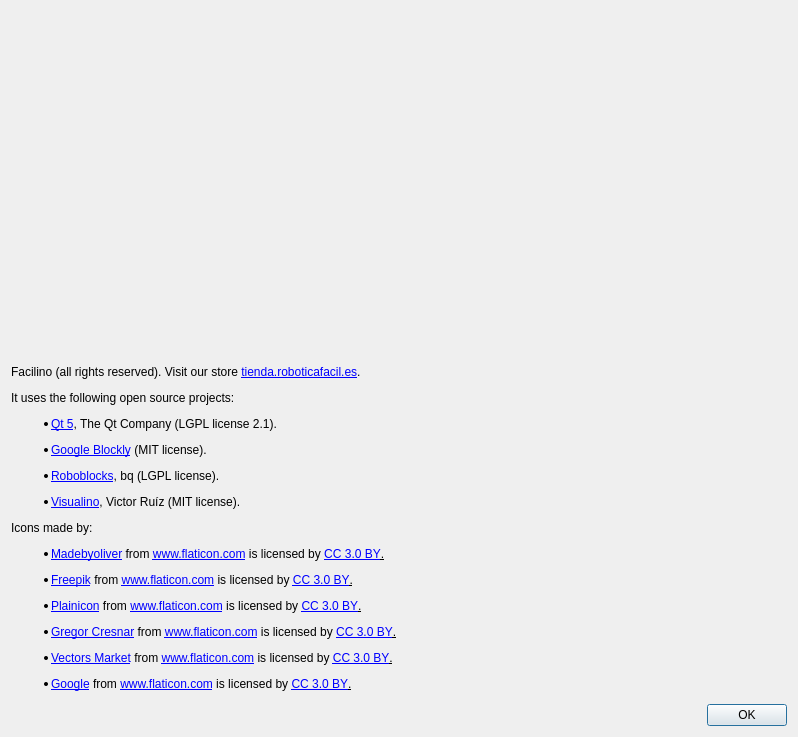
The window that src/aboutdialog.ui (roboticafacil/facilino) describes before a commit, drawn with Qt 5.
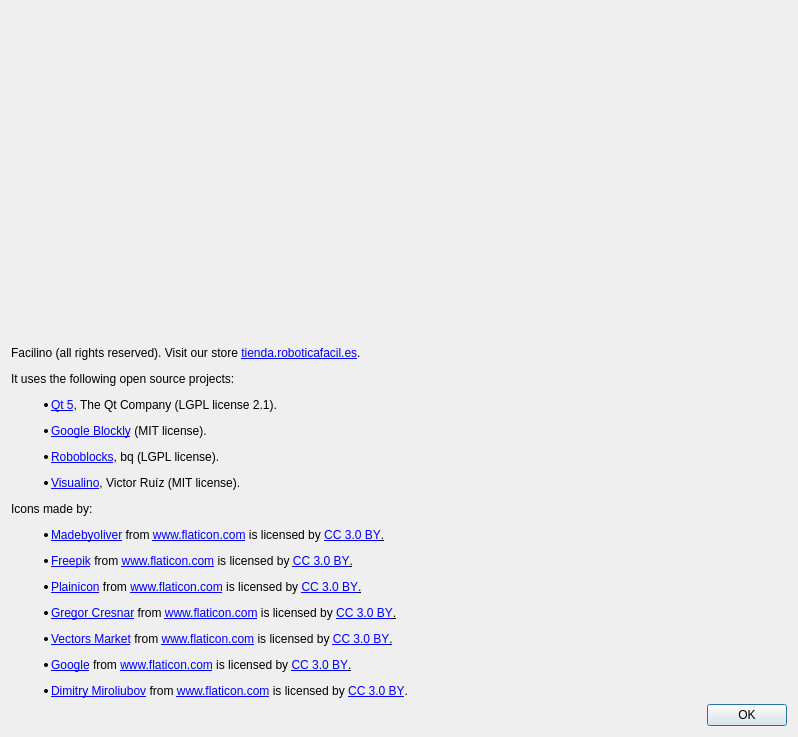
The same window after the commit. Icons and pictures are not drawn.

Diff of the .ui file:
```diff
--- a/src/aboutdialog.ui
+++ b/src/aboutdialog.ui
@@ -39,7 +39,7 @@
    <item>
     <widget class="QLabel" name="label_4">
      <property name="text">
-      <string>&lt;html&gt;&lt;head/&gt;&lt;body&gt;&lt;p&gt;Facilino (all rights reserved). Visit our store &lt;a href=&quot;tienda.roboticafacil.es&quot;&gt;&lt;span style=&quot; text-decoration: underline; color:#0000ff;&quot;&gt;tienda.roboticafacil.es&lt;/span&gt;&lt;/a&gt;.&lt;/p&gt;&lt;p&gt;It uses the following open source projects:&lt;/p&gt;&lt;ul style=&quot;margin-top: 0px; margin-bottom: 0px; margin-left: 0px; margin-right: 0px; -qt-list-indent: 1;&quot;&gt;&lt;li style=&quot; margin-top:12px; margin-bottom:0px; margin-left:0px; margin-right:0px; -qt-block-indent:0; text-indent:0px;&quot;&gt;&lt;a href=&quot;http://www.qt.io/&quot;&gt;&lt;span style=&quot; text-decoration: underline; color:#0000ff;&quot;&gt;Qt 5&lt;/span&gt;&lt;/a&gt;, The Qt Company (LGPL license 2.1).&lt;/li&gt;&lt;li style=&quot; margin-top:12px; margin-bottom:0px; margin-left:0px; margin-right:0px; -qt-block-indent:0; text-indent:0px;&quot;&gt;&lt;a href=&quot;https://developers.google.com/blockly/&quot;&gt;&lt;span style=&quot; text-decoration: underline; color:#0000ff;&quot;&gt;Google Blockly&lt;/span&gt;&lt;/a&gt; (MIT license).&lt;/li&gt;&lt;li style=&quot; margin-top:12px; margin-bottom:0px; margin-left:0px; margin-right:0px; -qt-block-indent:0; text-indent:0px;&quot;&gt;&lt;a href=&quot;https://github.com/bq/roboblocks&quot;&gt;&lt;span style=&quot; text-decoration: underline; color:#0000ff;&quot;&gt;Roboblocks&lt;/span&gt;&lt;/a&gt;, bq (LGPL license).&lt;/li&gt;&lt;li style=&quot; margin-top:12px; margin-bottom:0px; margin-left:0px; margin-right:0px; -qt-block-indent:0; text-indent:0px;&quot;&gt;&lt;a href=&quot;http://visualino.net&quot;&gt;&lt;span style=&quot; text-decoration: underline; color:#0000ff;&quot;&gt;Visualino&lt;/span&gt;&lt;/a&gt;, Victor Ruíz (MIT license).&lt;/li&gt;&lt;/ul&gt;&lt;p&gt;Icons made by:&lt;/p&gt;&lt;ul style=&quot;margin-top: 0px; margin-bottom: 0px; margin-left: 0px; margin-right: 0px; -qt-list-indent: 1;&quot;&gt;&lt;li style=&quot; margin-top:12px; margin-bottom:0px; margin-left:0px; margin-right:0px; -qt-block-indent:0; text-indent:0px;&quot;&gt;&lt;a href=&quot; http://www.flaticon.com/authors/madebyoliver&quot;&gt;&lt;span style=&quot; text-decoration: underline; color:#0000ff;&quot;&gt;Madebyoliver&lt;/span&gt;&lt;/a&gt; from &lt;a href=&quot; http://www.flaticon.com&quot;&gt;&lt;span style=&quot; text-decoration: underline; color:#0000ff;&quot;&gt;www.flaticon.com&lt;/span&gt;&lt;/a&gt; is licensed by &lt;a href=&quot;http://creativecommons.org/licenses/by/3.0/&quot;&gt;&lt;span style=&quot; text-decoration: underline; color:#0000ff;&quot;&gt;CC 3.0 BY&lt;/span&gt;&lt;/a&gt;&lt;a href=&quot;http://creativecommons.org/licenses/by/3.0/&quot;&gt;&lt;span style=&quot; text-decoration: underline; color:#000000;&quot;&gt;.&lt;/span&gt;&lt;/a&gt;&lt;/li&gt;&lt;/ul&gt;&lt;ul style=&quot;margin-top: 0px; margin-bottom: 0px; margin-left: 0px; margin-right: 0px; -qt-list-indent: 1;&quot;&gt;&lt;li style=&quot; margin-top:12px; margin-bottom:0px; margin-left:0px; margin-right:0px; -qt-block-indent:0; text-indent:0px;&quot;&gt;&lt;a href=&quot;http://www.freepik.com&quot;&gt;&lt;span style=&quot; text-decoration: underline; color:#0000ff;&quot;&gt;Freepik&lt;/span&gt;&lt;/a&gt; from &lt;a href=&quot; http://www.flaticon.com&quot;&gt;&lt;span style=&quot; text-decoration: underline; color:#0000ff;&quot;&gt;www.flaticon.com&lt;/span&gt;&lt;/a&gt; is licensed by &lt;a href=&quot;http://creativecommons.org/licenses/by/3.0/&quot;&gt;&lt;span style=&quot; text-decoration: underline; color:#0000ff;&quot;&gt;CC 3.0 BY&lt;/span&gt;&lt;/a&gt;&lt;a href=&quot;http://creativecommons.org/licenses/by/3.0/&quot;&gt;&lt;span style=&quot; text-decoration: underline; color:#000000;&quot;&gt;.&lt;/span&gt;&lt;/a&gt;&lt;/li&gt;&lt;/ul&gt;&lt;ul style=&quot;margin-top: 0px; margin-bottom: 0px; margin-left: 0px; margin-right: 0px; -qt-list-indent: 1;&quot;&gt;&lt;li style=&quot; margin-top:12px; margin-bottom:0px; margin-left:0px; margin-right:0px; -qt-block-indent:0; text-indent:0px;&quot;&gt;&lt;a href=&quot;http://www.flaticon.com/authors/plainicon&quot;&gt;&lt;span style=&quot; text-decoration: underline; color:#0000ff;&quot;&gt;Plainicon&lt;/span&gt;&lt;/a&gt; from &lt;a href=&quot; http://www.flaticon.com&quot;&gt;&lt;span style=&quot; text-decoration: underline; color:#0000ff;&quot;&gt;www.flaticon.com&lt;/span&gt;&lt;/a&gt; is licensed by &lt;a href=&quot;http://creativecommons.org/licenses/by/3.0/&quot;&gt;&lt;span style=&quot; text-decoration: underline; color:#0000ff;&quot;&gt;CC 3.0 BY&lt;/span&gt;&lt;/a&gt;&lt;a href=&quot;http://creativecommons.org/licenses/by/3.0/&quot;&gt;&lt;span style=&quot; text-decoration: underline; color:#000000;&quot;&gt;.&lt;/span&gt;&lt;/a&gt;&lt;/li&gt;&lt;/ul&gt;&lt;ul style=&quot;margin-top: 0px; margin-bottom: 0px; margin-left: 0px; margin-right: 0px; -qt-list-indent: 1;&quot;&gt;&lt;li style=&quot; margin-top:12px; margin-bottom:0px; margin-left:0px; margin-right:0px; -qt-block-indent:0; text-indent:0px;&quot;&gt;&lt;a href=&quot;http://www.flaticon.com/authors/gregor-cresnar&quot;&gt;&lt;span style=&quot; text-decoration: underline; color:#0000ff;&quot;&gt;Gregor Cresnar&lt;/span&gt;&lt;/a&gt; from &lt;a href=&quot; http://www.flaticon.com&quot;&gt;&lt;span style=&quot; text-decoration: underline; color:#0000ff;&quot;&gt;www.flaticon.com&lt;/span&gt;&lt;/a&gt; is licensed by &lt;a href=&quot;http://creativecommons.org/licenses/by/3.0/&quot;&gt;&lt;span style=&quot; text-decoration: underline; color:#0000ff;&quot;&gt;CC 3.0 BY&lt;/span&gt;&lt;/a&gt;&lt;a href=&quot;http://creativecommons.org/licenses/by/3.0/&quot;&gt;&lt;span style=&quot; text-decoration: underline; color:#000000;&quot;&gt;.&lt;/span&gt;&lt;/a&gt;&lt;/li&gt;&lt;/ul&gt;&lt;ul style=&quot;margin-top: 0px; margin-bottom: 0px; margin-left: 0px; margin-right: 0px; -qt-list-indent: 1;&quot;&gt;&lt;li style=&quot; margin-top:12px; margin-bottom:0px; margin-left:0px; margin-right:0px; -qt-block-indent:0; text-indent:0px;&quot;&gt;&lt;a href=&quot;http://www.flaticon.com/authors/vectors-market&quot;&gt;&lt;span style=&quot; text-decoration: underline; color:#0000ff;&quot;&gt;Vectors Market&lt;/span&gt;&lt;/a&gt; from &lt;a href=&quot; http://www.flaticon.com&quot;&gt;&lt;span style=&quot; text-decoration: underline; color:#0000ff;&quot;&gt;www.flaticon.com&lt;/span&gt;&lt;/a&gt; is licensed by &lt;a href=&quot;http://creativecommons.org/licenses/by/3.0/&quot;&gt;&lt;span style=&quot; text-decoration: underline; color:#0000ff;&quot;&gt;CC 3.0 BY&lt;/span&gt;&lt;/a&gt;&lt;a href=&quot;http://creativecommons.org/licenses/by/3.0/&quot;&gt;&lt;span style=&quot; text-decoration: underline; color:#000000;&quot;&gt;.&lt;/span&gt;&lt;/a&gt;&lt;/li&gt;&lt;/ul&gt;&lt;ul style=&quot;margin-top: 0px; margin-bottom: 0px; margin-left: 0px; margin-right: 0px; -qt-list-indent: 1;&quot;&gt;&lt;li style=&quot; margin-top:12px; margin-bottom:0px; margin-left:0px; margin-right:0px; -qt-block-indent:0; text-indent:0px;&quot;&gt;&lt;a href=&quot; http://www.flaticon.com/authors/google&quot;&gt;&lt;span style=&quot; text-decoration: underline; color:#0000ff;&quot;&gt;Google&lt;/span&gt;&lt;/a&gt; from &lt;a href=&quot; http://www.flaticon.com&quot;&gt;&lt;span style=&quot; text-decoration: underline; color:#0000ff;&quot;&gt;www.flaticon.com&lt;/span&gt;&lt;/a&gt; is licensed by &lt;a href=&quot;http://creativecommons.org/licenses/by/3.0/&quot;&gt;&lt;span style=&quot; text-decoration: underline; color:#0000ff;&quot;&gt;CC 3.0 BY&lt;/span&gt;&lt;/a&gt;&lt;a href=&quot;http://creativecommons.org/licenses/by/3.0/&quot;&gt;&lt;span style=&quot; text-decoration: underline; color:#000000;&quot;&gt;.&lt;/span&gt;&lt;/a&gt;&lt;/li&gt;&lt;/ul&gt;&lt;/body&gt;&lt;/html&gt;</string>
+      <string>&lt;html&gt;&lt;head/&gt;&lt;body&gt;&lt;p&gt;Facilino (all rights reserved). Visit our store &lt;a href=&quot;tienda.roboticafacil.es&quot;&gt;&lt;span style=&quot; text-decoration: underline; color:#0000ff;&quot;&gt;tienda.roboticafacil.es&lt;/span&gt;&lt;/a&gt;.&lt;/p&gt;&lt;p&gt;It uses the following open source projects:&lt;/p&gt;&lt;ul style=&quot;margin-top: 0px; margin-bottom: 0px; margin-left: 0px; margin-right: 0px; -qt-list-indent: 1;&quot;&gt;&lt;li style=&quot; margin-top:12px; margin-bottom:0px; margin-left:0px; margin-right:0px; -qt-block-indent:0; text-indent:0px;&quot;&gt;&lt;a href=&quot;http://www.qt.io/&quot;&gt;&lt;span style=&quot; text-decoration: underline; color:#0000ff;&quot;&gt;Qt 5&lt;/span&gt;&lt;/a&gt;, The Qt Company (LGPL license 2.1).&lt;/li&gt;&lt;li style=&quot; margin-top:12px; margin-bottom:0px; margin-left:0px; margin-right:0px; -qt-block-indent:0; text-indent:0px;&quot;&gt;&lt;a href=&quot;https://developers.google.com/blockly/&quot;&gt;&lt;span style=&quot; text-decoration: underline; color:#0000ff;&quot;&gt;Google Blockly&lt;/span&gt;&lt;/a&gt; (MIT license).&lt;/li&gt;&lt;li style=&quot; margin-top:12px; margin-bottom:0px; margin-left:0px; margin-right:0px; -qt-block-indent:0; text-indent:0px;&quot;&gt;&lt;a href=&quot;https://github.com/bq/roboblocks&quot;&gt;&lt;span style=&quot; text-decoration: underline; color:#0000ff;&quot;&gt;Roboblocks&lt;/span&gt;&lt;/a&gt;, bq (LGPL license).&lt;/li&gt;&lt;li style=&quot; margin-top:12px; margin-bottom:0px; margin-left:0px; margin-right:0px; -qt-block-indent:0; text-indent:0px;&quot;&gt;&lt;a href=&quot;http://visualino.net&quot;&gt;&lt;span style=&quot; text-decoration: underline; color:#0000ff;&quot;&gt;Visualino&lt;/span&gt;&lt;/a&gt;, Victor Ruíz (MIT license).&lt;/li&gt;&lt;/ul&gt;&lt;p&gt;Icons made by:&lt;/p&gt;&lt;ul style=&quot;margin-top: 0px; margin-bottom: 0px; margin-left: 0px; margin-right: 0px; -qt-list-indent: 1;&quot;&gt;&lt;li style=&quot; margin-top:12px; margin-bottom:0px; margin-left:0px; margin-right:0px; -qt-block-indent:0; text-indent:0px;&quot;&gt;&lt;a href=&quot; http://www.flaticon.com/authors/madebyoliver&quot;&gt;&lt;span style=&quot; text-decoration: underline; color:#0000ff;&quot;&gt;Madebyoliver&lt;/span&gt;&lt;/a&gt; from &lt;a href=&quot; http://www.flaticon.com&quot;&gt;&lt;span style=&quot; text-decoration: underline; color:#0000ff;&quot;&gt;www.flaticon.com&lt;/span&gt;&lt;/a&gt; is licensed by &lt;a href=&quot;http://creativecommons.org/licenses/by/3.0/&quot;&gt;&lt;span style=&quot; text-decoration: underline; color:#0000ff;&quot;&gt;CC 3.0 BY&lt;/span&gt;&lt;/a&gt;&lt;a href=&quot;http://creativecommons.org/licenses/by/3.0/&quot;&gt;&lt;span style=&quot; text-decoration: underline; color:#000000;&quot;&gt;.&lt;/span&gt;&lt;/a&gt;&lt;/li&gt;&lt;/ul&gt;&lt;ul style=&quot;margin-top: 0px; margin-bottom: 0px; margin-left: 0px; margin-right: 0px; -qt-list-indent: 1;&quot;&gt;&lt;li style=&quot; margin-top:12px; margin-bottom:0px; margin-left:0px; margin-right:0px; -qt-block-indent:0; text-indent:0px;&quot;&gt;&lt;a href=&quot;http://www.freepik.com&quot;&gt;&lt;span style=&quot; text-decoration: underline; color:#0000ff;&quot;&gt;Freepik&lt;/span&gt;&lt;/a&gt; from &lt;a href=&quot; http://www.flaticon.com&quot;&gt;&lt;span style=&quot; text-decoration: underline; color:#0000ff;&quot;&gt;www.flaticon.com&lt;/span&gt;&lt;/a&gt; is licensed by &lt;a href=&quot;http://creativecommons.org/licenses/by/3.0/&quot;&gt;&lt;span style=&quot; text-decoration: underline; color:#0000ff;&quot;&gt;CC 3.0 BY&lt;/span&gt;&lt;/a&gt;&lt;a href=&quot;http://creativecommons.org/licenses/by/3.0/&quot;&gt;&lt;span style=&quot; text-decoration: underline; color:#000000;&quot;&gt;.&lt;/span&gt;&lt;/a&gt;&lt;/li&gt;&lt;/ul&gt;&lt;ul style=&quot;margin-top: 0px; margin-bottom: 0px; margin-left: 0px; margin-right: 0px; -qt-list-indent: 1;&quot;&gt;&lt;li style=&quot; margin-top:12px; margin-bottom:0px; margin-left:0px; margin-right:0px; -qt-block-indent:0; text-indent:0px;&quot;&gt;&lt;a href=&quot;http://www.flaticon.com/authors/plainicon&quot;&gt;&lt;span style=&quot; text-decoration: underline; color:#0000ff;&quot;&gt;Plainicon&lt;/span&gt;&lt;/a&gt; from &lt;a href=&quot; http://www.flaticon.com&quot;&gt;&lt;span style=&quot; text-decoration: underline; color:#0000ff;&quot;&gt;www.flaticon.com&lt;/span&gt;&lt;/a&gt; is licensed by &lt;a href=&quot;http://creativecommons.org/licenses/by/3.0/&quot;&gt;&lt;span style=&quot; text-decoration: underline; color:#0000ff;&quot;&gt;CC 3.0 BY&lt;/span&gt;&lt;/a&gt;&lt;a href=&quot;http://creativecommons.org/licenses/by/3.0/&quot;&gt;&lt;span style=&quot; text-decoration: underline; color:#000000;&quot;&gt;.&lt;/span&gt;&lt;/a&gt;&lt;/li&gt;&lt;/ul&gt;&lt;ul style=&quot;margin-top: 0px; margin-bottom: 0px; margin-left: 0px; margin-right: 0px; -qt-list-indent: 1;&quot;&gt;&lt;li style=&quot; margin-top:12px; margin-bottom:0px; margin-left:0px; margin-right:0px; -qt-block-indent:0; text-indent:0px;&quot;&gt;&lt;a href=&quot;http://www.flaticon.com/authors/gregor-cresnar&quot;&gt;&lt;span style=&quot; text-decoration: underline; color:#0000ff;&quot;&gt;Gregor Cresnar&lt;/span&gt;&lt;/a&gt; from &lt;a href=&quot; http://www.flaticon.com&quot;&gt;&lt;span style=&quot; text-decoration: underline; color:#0000ff;&quot;&gt;www.flaticon.com&lt;/span&gt;&lt;/a&gt; is licensed by &lt;a href=&quot;http://creativecommons.org/licenses/by/3.0/&quot;&gt;&lt;span style=&quot; text-decoration: underline; color:#0000ff;&quot;&gt;CC 3.0 BY&lt;/span&gt;&lt;/a&gt;&lt;a href=&quot;http://creativecommons.org/licenses/by/3.0/&quot;&gt;&lt;span style=&quot; text-decoration: underline; color:#000000;&quot;&gt;.&lt;/span&gt;&lt;/a&gt;&lt;/li&gt;&lt;/ul&gt;&lt;ul style=&quot;margin-top: 0px; margin-bottom: 0px; margin-left: 0px; margin-right: 0px; -qt-list-indent: 1;&quot;&gt;&lt;li style=&quot; margin-top:12px; margin-bottom:0px; margin-left:0px; margin-right:0px; -qt-block-indent:0; text-indent:0px;&quot;&gt;&lt;a href=&quot;http://www.flaticon.com/authors/vectors-market&quot;&gt;&lt;span style=&quot; text-decoration: underline; color:#0000ff;&quot;&gt;Vectors Market&lt;/span&gt;&lt;/a&gt; from &lt;a href=&quot; http://www.flaticon.com&quot;&gt;&lt;span style=&quot; text-decoration: underline; color:#0000ff;&quot;&gt;www.flaticon.com&lt;/span&gt;&lt;/a&gt; is licensed by &lt;a href=&quot;http://creativecommons.org/licenses/by/3.0/&quot;&gt;&lt;span style=&quot; text-decoration: underline; color:#0000ff;&quot;&gt;CC 3.0 BY&lt;/span&gt;&lt;/a&gt;&lt;a href=&quot;http://creativecommons.org/licenses/by/3.0/&quot;&gt;&lt;span style=&quot; text-decoration: underline; color:#000000;&quot;&gt;.&lt;/span&gt;&lt;/a&gt;&lt;/li&gt;&lt;/ul&gt;&lt;ul style=&quot;margin-top: 0px; margin-bottom: 0px; margin-left: 0px; margin-right: 0px; -qt-list-indent: 1;&quot;&gt;&lt;li style=&quot; margin-top:12px; margin-bottom:0px; margin-left:0px; margin-right:0px; -qt-block-indent:0; text-indent:0px;&quot;&gt;&lt;a href=&quot; http://www.flaticon.com/authors/google&quot;&gt;&lt;span style=&quot; text-decoration: underline; color:#0000ff;&quot;&gt;Google&lt;/span&gt;&lt;/a&gt; from &lt;a href=&quot; http://www.flaticon.com&quot;&gt;&lt;span style=&quot; text-decoration: underline; color:#0000ff;&quot;&gt;www.flaticon.com&lt;/span&gt;&lt;/a&gt; is licensed by &lt;a href=&quot;http://creativecommons.org/licenses/by/3.0/&quot;&gt;&lt;span style=&quot; text-decoration: underline; color:#0000ff;&quot;&gt;CC 3.0 BY&lt;/span&gt;&lt;/a&gt;&lt;a href=&quot;http://creativecommons.org/licenses/by/3.0/&quot;&gt;&lt;span style=&quot; text-decoration: underline; color:#000000;&quot;&gt;.&lt;/span&gt;&lt;/a&gt;&lt;/li&gt;&lt;ul style=&quot;margin-top: 0px; margin-botton: 0px; margin-left: 0px; margin-right: 0px; -qt-list-indent: 1;&quot;&gt;&lt;li style=&quot;margin-top: 12px; margin-bottom: 0px;margin-left:0px;margin-right:0px; -qt-block-indent:0;text-indent:0px;&quot;&gt;&lt;div&gt;&lt;a href=&quot;http://www.flaticon.com/authors/dimitry-miroliubov&quot; title=&quot;Dimitry Miroliubov&quot;&gt;Dimitry Miroliubov&lt;/a&gt; from &lt;a href=&quot;http://www.flaticon.com&quot; title=&quot;Flaticon&quot;&gt;www.flaticon.com&lt;/a&gt; is licensed by &lt;a href=&quot;http://creativecommons.org/licenses/by/3.0/&quot; title=&quot;Creative Commons BY 3.0&quot; target=&quot;_blank&quot;&gt;CC 3.0 BY&lt;/a&gt;.&lt;/div&gt;&lt;/li&gt;&lt;/ul&gt;&lt;/body&gt;&lt;/html&gt;</string>
      </property>
      <property name="wordWrap">
       <bool>true</bool>
```
